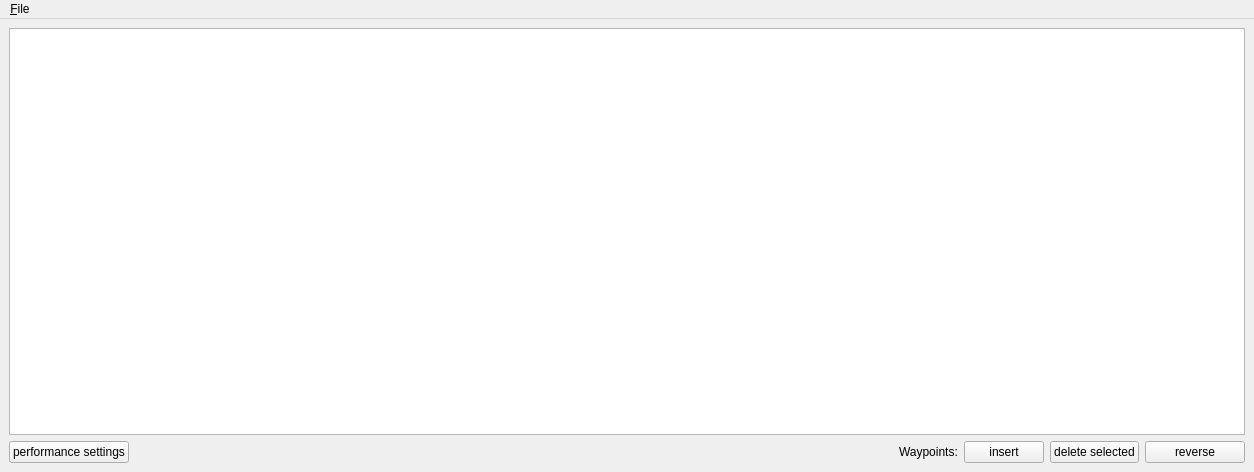
Open-MSS/MSS, file mslib/msui/ui_tableview_window.ui: the form before one commit.
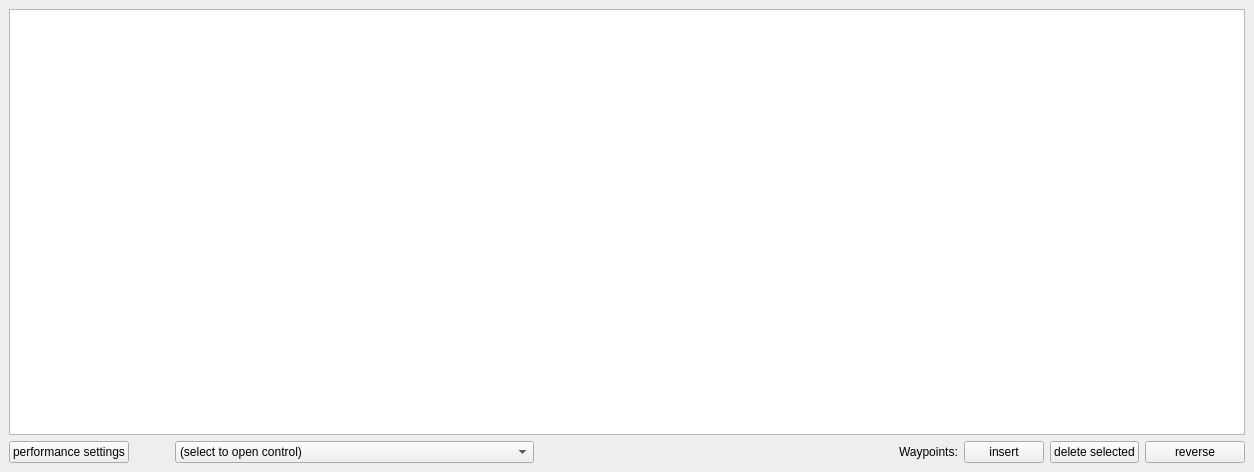
The form after the commit.

Commit message:
Reimplemented Hexagon Tools from Stefan using a docking widget for TableView.
Resolve issue #18.

```diff
--- a/mslib/msui/ui_tableview_window.ui
+++ b/mslib/msui/ui_tableview_window.ui
@@ -58,13 +58,50 @@
         </property>
        </widget>
       </item>
+      <item>
+       <spacer name="horizontalSpacer">
+        <property name="orientation">
+         <enum>Qt::Horizontal</enum>
+        </property>
+        <property name="sizeType">
+         <enum>QSizePolicy::Minimum</enum>
+        </property>
+        <property name="sizeHint" stdset="0">
+         <size>
+          <width>40</width>
+          <height>20</height>
+         </size>
+        </property>
+       </spacer>
+      </item>
+      <item>
+       <widget class="QComboBox" name="cbTools">
+        <property name="sizePolicy">
+         <sizepolicy hsizetype="MinimumExpanding" vsizetype="Fixed">
+          <horstretch>0</horstretch>
+          <verstretch>0</verstretch>
+         </sizepolicy>
+        </property>
+        <property name="baseSize">
+         <size>
+          <width>0</width>
+          <height>0</height>
+         </size>
+        </property>
+        <item>
+         <property name="text">
+          <string>(select to open control)</string>
+         </property>
+        </item>
+       </widget>
+      </item>
       <item>
        <spacer name="horizontalSpacer_2">
         <property name="orientation">
          <enum>Qt::Horizontal</enum>
         </property>
         <property name="sizeType">
-         <enum>QSizePolicy::MinimumExpanding</enum>
+         <enum>QSizePolicy::Expanding</enum>
         </property>
         <property name="sizeHint" stdset="0">
          <size>
@@ -112,23 +149,6 @@
     </item>
    </layout>
   </widget>
-  <widget class="QMenuBar" name="menubar">
-   <property name="geometry">
-    <rect>
-     <x>0</x>
-     <y>0</y>
-     <width>1254</width>
-     <height>26</height>
-    </rect>
-   </property>
-   <widget class="QMenu" name="menu_File">
-    <property name="title">
-     <string>&amp;File</string>
-    </property>
-    <addaction name="actionClose"/>
-   </widget>
-   <addaction name="menu_File"/>
-  </widget>
   <action name="actionClose">
    <property name="text">
     <string>E&amp;xit Module</string>
```
The commit also changes 13 other files.
